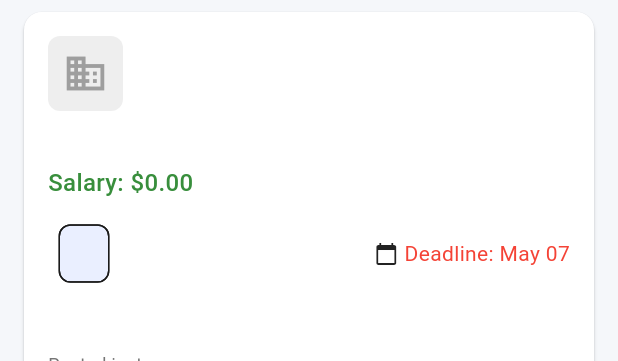
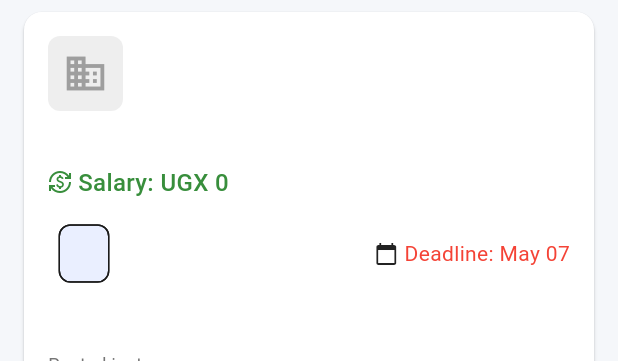
Before and after one commit to emiblezz/tasklink2, a Flutter app: the JobCard widget shown alone on an empty page, opened directly with empty values, on a phone screen of 412 x 824 dp. Shown: the top 361 px of the screen. Run offline on Flutter 3.47's test engine with Material 3 defaults, Android fonts, the phone set to English and light mode, and no system bars; our stand-ins replace app_links, file_picker, flutter_dotenv, flutter_spinkit, shared_preferences, supabase; missing offline and left inert: postgrest; accounts and stored records are empty.

Commit message:
job_posting

```diff
--- a/lib/widgets/job_card.dart
+++ b/lib/widgets/job_card.dart
@@ -16,6 +16,48 @@ class JobCard extends StatelessWidget {
     this.onDismiss,
     this.isDismissible = true,
   }) : super(key: key);
+
+  // Helper to format salary with currency
+  String _formatSalary(dynamic salary) {
+    if (salary == null) {
+      return 'Salary not specified';
+    }
+
+    String salaryText = salary.toString();
+
+    // Check if salary already includes a currency code
+    for (String currency in ['UGX', 'USD', 'EUR', 'GBP']) {
+      if (salaryText.startsWith('$currency ')) {
+        // Already formatted with currency
+        return salaryText;
+      }
+    }
+
+    // Default formatting for numeric values (use local currency)
+    try {
+      double amount = double.parse(salaryText);
+      return NumberFormat.currency(symbol: 'UGX ', decimalDigits: 0).format(amount);
+    } catch (e) {
+      // If not parsable as number, just return the text
+      return salaryText;
+    }
+  }
+
+  String _getTimeAgo(DateTime dateTime) {
+    final difference = DateTime.now().difference(dateTime);
+
+    if (difference.inDays > 7) {
+      return DateFormat('MMM dd, yyyy').format(dateTime);
+    } else if (difference.inDays > 0) {
+      return '${difference.inDays} ${difference.inDays == 1 ? 'day' : 'days'} ago';
+    } else if (difference.inHours > 0) {
+      return '${difference.inHours} ${difference.inHours == 1 ? 'hour' : 'hours'} ago';
+    } else if (difference.inMinutes > 0) {
+      return '${difference.inMinutes} ${difference.inMinutes == 1 ? 'minute' : 'minutes'} ago';
+    } else {
+      return 'just now';
+    }
+  }
 
   @override
   Widget build(BuildContext context) {
@@ -96,11 +138,15 @@ class JobCard extends StatelessWidget {
                 ],
               ),
 
-              // Salary (if available)
+              // Salary (if available) - Updated to use _formatSalary helper
               if (job.salary != null) ...[
                 const SizedBox(height: 12),
+                Row(
+                  children: [
+                    Icon(Icons.currency_exchange, size: 16, color: Colors.green.shade700),
+                    const SizedBox(width: 4),
                     Text(
-                  'Salary: ${NumberFormat.currency(symbol: '\$').format(job.salary)}',
+                      'Salary: ${_formatSalary(job.salary)}',
                       style: TextStyle(
                         color: Colors.green.shade700,
                         fontWeight: FontWeight.w500,
@@ -108,8 +154,56 @@ class JobCard extends StatelessWidget {
                       ),
                     ),
                   ],
+                ),
+              ],
 
               const SizedBox(height: 12),
+
+              // Skills section (if available)
+              if (job.skills != null && job.skills!.isNotEmpty) ...[
+                const SizedBox(height: 8),
+                const Text(
+                  'Skills:',
+                  style: TextStyle(
+                    fontWeight: FontWeight.w500,
+                    fontSize: 14,
+                  ),
+                ),
+                const SizedBox(height: 4),
+                Wrap(
+                  spacing: 6,
+                  runSpacing: 6,
+                  children: job.skills!.take(3).map((skill) => Container(
+                    padding: const EdgeInsets.symmetric(horizontal: 8, vertical: 4),
+                    decoration: BoxDecoration(
+                      color: Colors.blue.shade50,
+                      borderRadius: BorderRadius.circular(4),
+                    ),
+                    child: Text(
+                      skill,
+                      style: TextStyle(
+                        fontSize: 12,
+                        color: Colors.blue.shade700,
+                      ),
+                    ),
+                  )).toList(),
+                ),
+
+                // Show "more skills" indicator if there are more than 3
+                if (job.skills!.length > 3)
+                  Padding(
+                    padding: const EdgeInsets.only(top: 6),
+                    child: Text(
+                      '+${job.skills!.length - 3} more skills',
+                      style: TextStyle(
+                        fontSize: 12,
+                        color: Colors.grey.shade600,
+                        fontStyle: FontStyle.italic,
+                      ),
+                    ),
+                  ),
+                const SizedBox(height: 8),
+              ],
 
               // Job type and deadline row
               Row(
@@ -161,43 +255,6 @@ class JobCard extends StatelessWidget {
         ),
       ),
     );
-    // Add company logo
-    if (job.companyLogo != null && job.companyLogo!.isNotEmpty)
-      Container(
-        width: 50,
-        height: 50,
-        decoration: BoxDecoration(
-          borderRadius: BorderRadius.circular(8),
-        ),
-        child: ClipRRect(
-          borderRadius: BorderRadius.circular(8),
-          child: Image.network(
-            job.companyLogo!,
-            fit: BoxFit.cover,
-            errorBuilder: (context, error, stackTrace) => Container(
-              width: 50,
-              height: 50,
-              decoration: BoxDecoration(
-                color: Colors.grey.shade200,
-                borderRadius: BorderRadius.circular(8),
-              ),
-              child: const Icon(Icons.business, color: Colors.grey),
-            ),
-          ),
-        ),
-      );
-
-// Add company name
-    Text(job.companyName);
-
-// Add salary if available
-    if (job.salary != null)[
-    const Icon(Icons.attach_money, size: 16),
-    Text(
-    NumberFormat.currency(symbol: '\$', decimalDigits: 0).format(job.salary),
-    style: TextStyle(color: Colors.green.shade700),
-    ),
-    ];
 
     // If dismissible is requested, wrap the card in a Dismissible widget
     if (isDismissible && onDismiss != null) {
@@ -238,20 +295,4 @@ class JobCard extends StatelessWidget {
 
     return cardContent;
   }
-
-  String _getTimeAgo(DateTime dateTime) {
-    final difference = DateTime.now().difference(dateTime);
-
-    if (difference.inDays > 7) {
-      return DateFormat('MMM dd, yyyy').format(dateTime);
-    } else if (difference.inDays > 0) {
-      return '${difference.inDays} ${difference.inDays == 1 ? 'day' : 'days'} ago';
-    } else if (difference.inHours > 0) {
-      return '${difference.inHours} ${difference.inHours == 1 ? 'hour' : 'hours'} ago';
-    } else if (difference.inMinutes > 0) {
-      return '${difference.inMinutes} ${difference.inMinutes == 1 ? 'minute' : 'minutes'} ago';
-    } else {
-      return 'just now';
 }
-  }
-}
```
Lines whose indentation alone changed are shown as unchanged.
